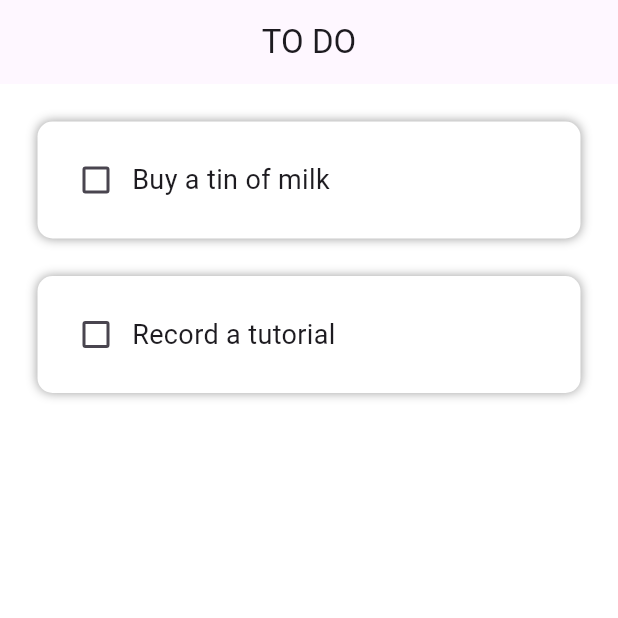
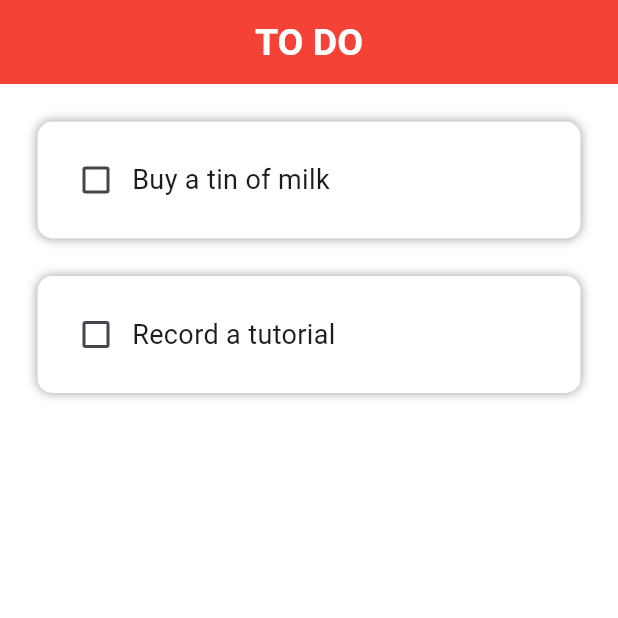
Before and after one commit to CharaD7/bas_flut, a Flutter app: the screen it shows after launch, on a phone screen of 412 x 824 dp, the top half of it. Run offline on Flutter 3.47's test engine with Material 3 defaults, Android fonts, the phone set to English and light mode, and no system bars.

Commit message:
Applied theme color, boldened font, and font size to AppBar

```diff
--- a/lib/main.dart
+++ b/lib/main.dart
@@ -11,7 +11,17 @@ class MyApp extends StatelessWidget {
 
   @override
   Widget build(BuildContext context) {
+
     return MaterialApp(
+      theme: ThemeData(
+        appBarTheme: AppBarTheme(
+          backgroundColor: Colors.red[500],
+          titleTextStyle: TextStyle(
+            fontWeight: FontWeight.bold,
+            fontSize: 25.0,
+          ),
+        ),
+      ),
       debugShowCheckedModeBanner: false,
       home: const HomePage(),
     );
```
